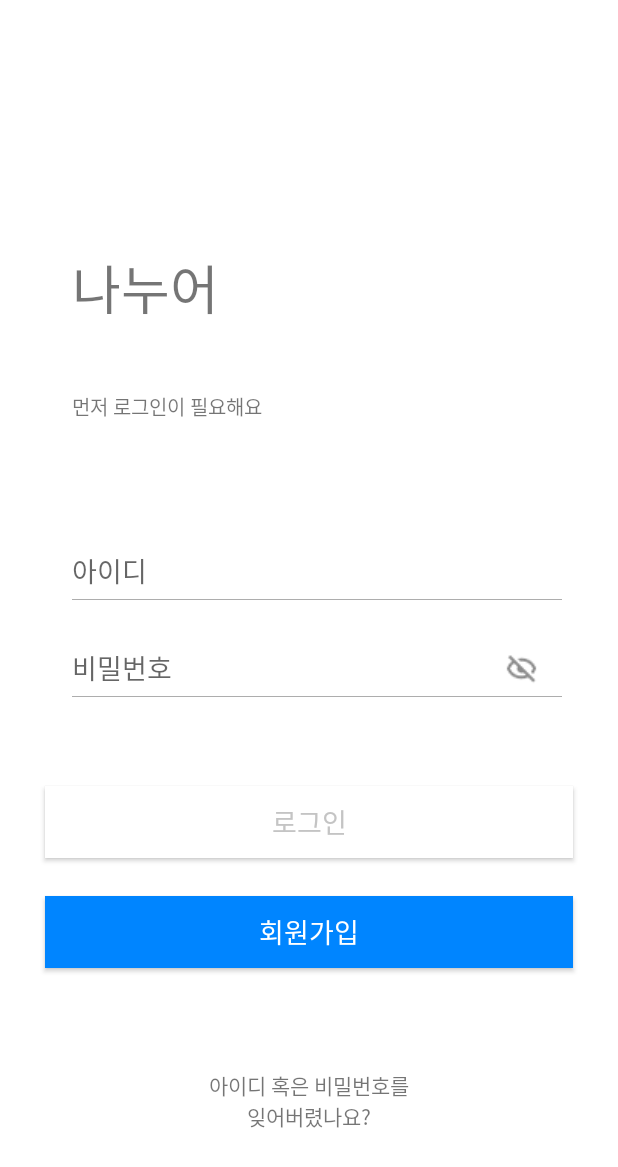
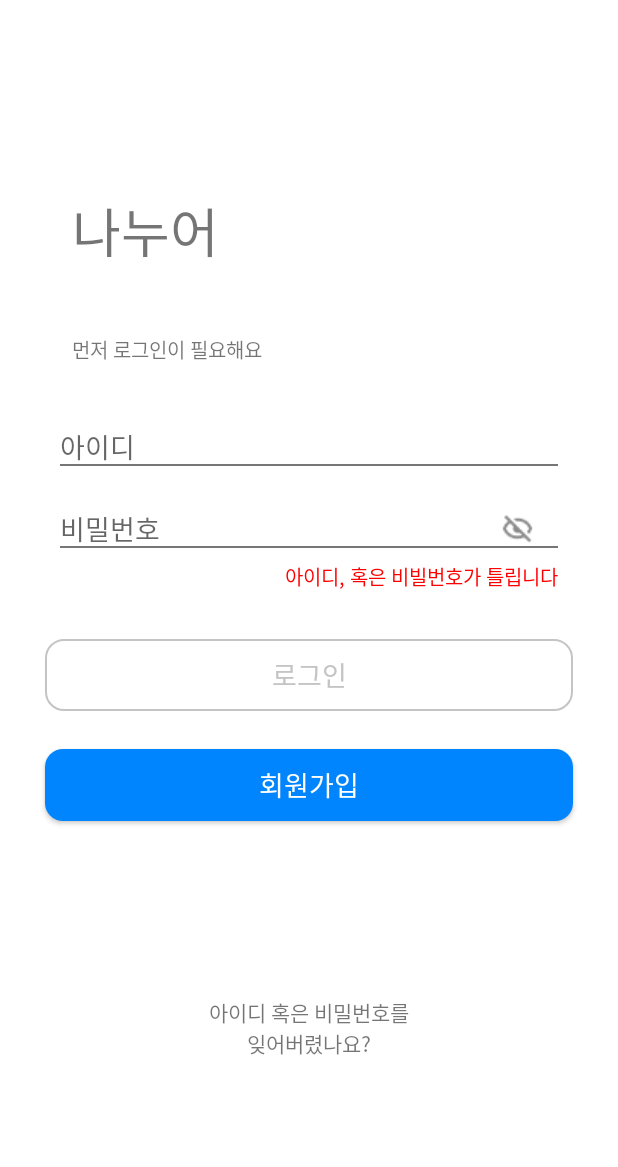
Before and after one commit to Nanuer/client, an Android app: the screen it shows after launch (LoginActivity), on a phone screen of 412 x 824 dp. Shown: the top 1167 px of the screen. Run offline under Robolectric (Android 15) with nearby library versions, the phone set to English and light mode, and no system bars.

Commit message:
trim login layout

```diff
--- a/app/src/main/res/drawable/btn_round1_off.xml
+++ b/app/src/main/res/drawable/btn_round1_off.xml
@@ -5,5 +5,5 @@
     <solid android:color="@color/blue_disable" />
 
     <corners
-        android:radius="10dp" />
+        android:radius="12dp" />
 </shape>
--- a/app/src/main/res/drawable/btn_round1_on.xml
+++ b/app/src/main/res/drawable/btn_round1_on.xml
@@ -5,5 +5,5 @@
     <solid android:color="@color/blue_main_1" />
 
     <corners
-        android:radius="100dp" />
+        android:radius="12dp" />
 </shape>
--- a/app/src/main/res/drawable/gray_round.xml
+++ b/app/src/main/res/drawable/gray_round.xml
@@ -3,13 +3,8 @@
     xmlns:android="http://schemas.android.com/apk/res/android"
     android:shape="rectangle">
     <corners
-        android:topLeftRadius="12dp"
-        android:topRightRadius="12dp"
-        android:bottomLeftRadius="12dp"
-        android:bottomRightRadius="12dp">
-
-    </corners>
+        android:radius="12dp"/>
     <stroke
         android:width="1dp"
-        android:color="#767676" />
+        android:color="@color/gray_gray_3" />
 </shape>
--- a/app/src/main/res/layout/activity_login.xml
+++ b/app/src/main/res/layout/activity_login.xml
@@ -12,7 +12,7 @@
         android:textSize="35sp"
         app:layout_constraintTop_toTopOf="parent"
         app:layout_constraintStart_toStartOf="parent"
-        android:layout_marginTop="165dp"
+        android:layout_marginTop="127dp"
         android:layout_marginStart="48dp"
         />
 
@@ -29,51 +29,35 @@
 
     <EditText
         android:id="@+id/login_id_et"
+        style="@style/BtnPont"
         android:layout_width="0dp"
-        android:layout_height="37dp"
-        android:layout_marginTop="80dp"
-        android:layout_marginEnd="37dp"
-        android:background="@null"
+        android:layout_height="wrap_content"
+        android:layout_marginTop="40dp"
+        android:layout_marginHorizontal="40dp"
+        android:background="@drawable/textline_bottom"
         android:hint="아이디"
         android:inputType="text"
-        android:textSize="18sp"
         app:layout_constraintTop_toBottomOf="@+id/login_message_tv"
-        app:layout_constraintStart_toStartOf="@id/logo_nanuer_tv"
+        app:layout_constraintStart_toStartOf="parent"
         app:layout_constraintEnd_toEndOf="parent"
         />
 
-    <View
-        android:id="@+id/login_id_underscore_view"
-        android:layout_width="0dp"
-        android:layout_height="1px"
-        android:background="@color/gray_gray_4"
-        app:layout_constraintEnd_toEndOf="@+id/login_id_et"
-        app:layout_constraintStart_toStartOf="@+id/login_id_et"
-        app:layout_constraintTop_toBottomOf="@+id/login_id_et"/>
-
     <EditText
         android:id="@+id/login_pw_et"
+        style="@style/BtnPont"
         android:layout_width="0dp"
-        android:layout_height="37dp"
+        android:layout_height="wrap_content"
         android:layout_marginTop="27dp"
-        android:layout_marginEnd="37dp"
-        android:background="@null"
+        android:layout_marginHorizontal="40dp"
+        android:background="@drawable/textline_bottom"
         android:hint="비밀번호"
         android:inputType="text"
         android:textSize="18sp"
         app:layout_constraintTop_toBottomOf="@+id/login_id_et"
-        app:layout_constraintStart_toStartOf="@id/logo_nanuer_tv"
+        app:layout_constraintStart_toStartOf="parent"
         app:layout_constraintEnd_toEndOf="parent"
         />
 
-    <View
-        android:id="@+id/login_pw_underscore_view"
-        android:layout_width="0dp"
-        android:layout_height="1px"
-        android:background="@color/gray_gray_4"
-        app:layout_constraintEnd_toEndOf="@+id/login_pw_et"
-        app:layout_constraintStart_toStartOf="@+id/login_pw_et"
-        app:layout_constraintTop_toBottomOf="@+id/login_pw_et"/>
 
     <ImageView
         android:id="@+id/login_hide_pw_iv"
@@ -86,6 +70,18 @@
         android:layout_marginEnd="15dp"
         />
 
+    <TextView
+        android:id="@+id/login_warning_tv"
+        style="@style/Tip"
+        android:layout_width="wrap_content"
+        android:layout_height="wrap_content"
+        android:text="아이디, 혹은 비빌번호가 틀립니다"
+        android:textColor="@color/red_red_1"
+        app:layout_constraintTop_toBottomOf="@id/login_pw_et"
+        app:layout_constraintEnd_toEndOf="@id/login_pw_et"
+        android:layout_marginTop="6dp"
+        />
+
     <androidx.appcompat.widget.AppCompatButton
         android:id="@+id/login_sing_in_btn"
         style="@style/BtnPont"
@@ -93,8 +89,8 @@
         android:layout_height="wrap_content"
         android:text="로그인"
         android:textColor="@color/gray_gray_3"
+        android:background="@drawable/gray_round"
         app:layout_constraintTop_toBottomOf="@id/login_pw_et"
-        android:background="@color/g_board_ffffff"
         app:layout_constraintStart_toStartOf="parent"
         app:layout_constraintEnd_toEndOf="parent"
         android:layout_marginTop="60dp"
@@ -108,7 +104,7 @@
         android:layout_height="wrap_content"
         android:text="회원가입"
         android:textColor="@color/white"
-        android:background="@color/blue_main_1"
+        android:background="@drawable/btn_round1_on"
         app:layout_constraintTop_toBottomOf="@id/login_sing_in_btn"
         app:layout_constraintStart_toStartOf="parent"
         app:layout_constraintEnd_toEndOf="parent"
```
